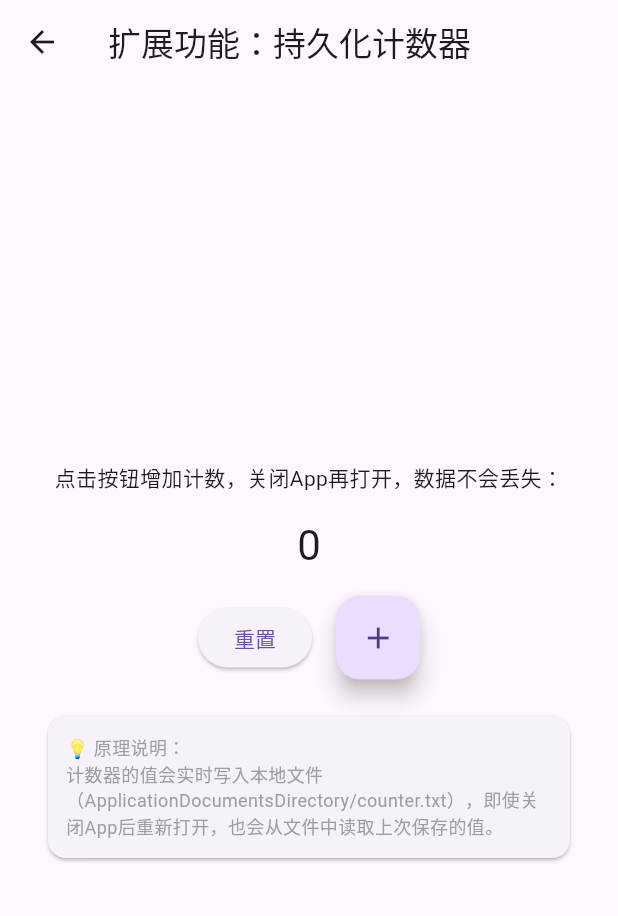
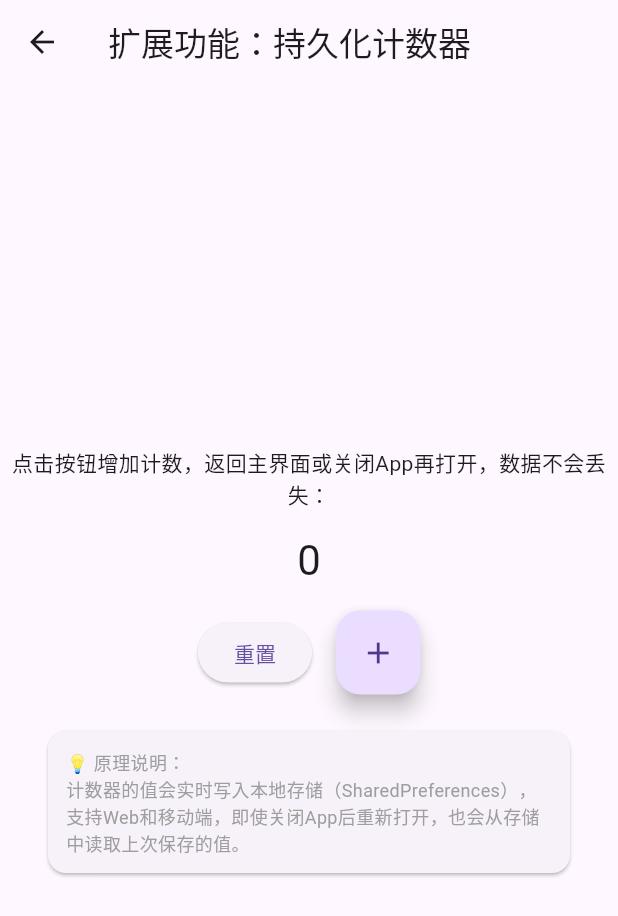
Before and after one commit to ChongXu-dev/flutter-learning, a Flutter app: the ExtendedCounterPage screen opened by its route, after a tap on "重置", on a phone screen of 412 x 824 dp. Shown: the top 916 px of the screen. Run offline on Flutter 3.47's test engine with Material 3 defaults, Android fonts, the phone set to English and light mode, and no system bars; our stand-ins replace shared_preferences; accounts and stored records are empty.

Commit message:
fix: 持久化计数器改用SharedPreferences支持Web端

```diff
--- a/chapter_11/lib/pages/extended_counter_page.dart
+++ b/chapter_11/lib/pages/extended_counter_page.dart
@@ -1,6 +1,5 @@
-import 'dart:io';
 import 'package:flutter/material.dart';
-import 'package:path_provider/path_provider.dart';
+import 'package:shared_preferences/shared_preferences.dart';
 
 class ExtendedCounterPage extends StatefulWidget {
   const ExtendedCounterPage({super.key});
@@ -15,42 +14,31 @@ class _ExtendedCounterPageState extends State<ExtendedCounterPage> {
   @override
   void initState() {
     super.initState();
-    _readCounter().then((int value) {
-      setState(() {
-        _counter = value;
-      });
-    });
+    _readCounter();
   }
 
-  Future<File> _getLocalFile() async {
-    String dir = (await getApplicationDocumentsDirectory()).path;
-    return File('$dir/counter.txt');
-  }
-
-  Future<int> _readCounter() async {
-    try {
-      File file = await _getLocalFile();
-      String contents = await file.readAsString();
-      return int.parse(contents);
-    } on FileSystemException {
-      return 0;
-    }
+  Future<void> _readCounter() async {
+    int value = await SharedPreferences.getInstance()
+        .then((prefs) => prefs.getInt('counter') ?? 0);
+    setState(() {
+      _counter = value;
+    });
   }
 
   Future<void> _incrementCounter() async {
     setState(() {
       _counter++;
     });
-    File file = await _getLocalFile();
-    await file.writeAsString('$_counter');
+    await SharedPreferences.getInstance()
+        .then((prefs) => prefs.setInt('counter', _counter));
   }
 
   Future<void> _resetCounter() async {
     setState(() {
       _counter = 0;
     });
-    File file = await _getLocalFile();
-    await file.writeAsString('0');
+    await SharedPreferences.getInstance()
+        .then((prefs) => prefs.setInt('counter', 0));
   }
 
   @override
@@ -62,7 +50,7 @@ class _ExtendedCounterPageState extends State<ExtendedCounterPage> {
           mainAxisAlignment: MainAxisAlignment.center,
           children: <Widget>[
             const Text(
-              '点击按钮增加计数，关闭App再打开，数据不会丢失：',
+              '点击按钮增加计数，返回主界面或关闭App再打开，数据不会丢失：',
               style: TextStyle(fontSize: 14),
               textAlign: TextAlign.center,
             ),
@@ -93,7 +81,7 @@ class _ExtendedCounterPageState extends State<ExtendedCounterPage> {
               child: Padding(
                 padding: EdgeInsets.all(12),
                 child: Text(
-                  '💡 原理说明：\n计数器的值会实时写入本地文件（ApplicationDocumentsDirectory/counter.txt），即使关闭App后重新打开，也会从文件中读取上次保存的值。',
+                  '💡 原理说明：\n计数器的值会实时写入本地存储（SharedPreferences），支持Web和移动端，即使关闭App后重新打开，也会从存储中读取上次保存的值。',
                   style: TextStyle(fontSize: 12, color: Colors.grey),
                 ),
               ),
--- a/chapter_11/pubspec.yaml
+++ b/chapter_11/pubspec.yaml
@@ -35,6 +35,7 @@ dependencies:
   # Use with the CupertinoIcons class for iOS style icons.
   cupertino_icons: ^1.0.8
   path_provider: ^2.1.3
+  shared_preferences: ^2.2.3
 
 dev_dependencies:
   flutter_test:
```
Also changed, not shown: chapter_11/pubspec.lock.
